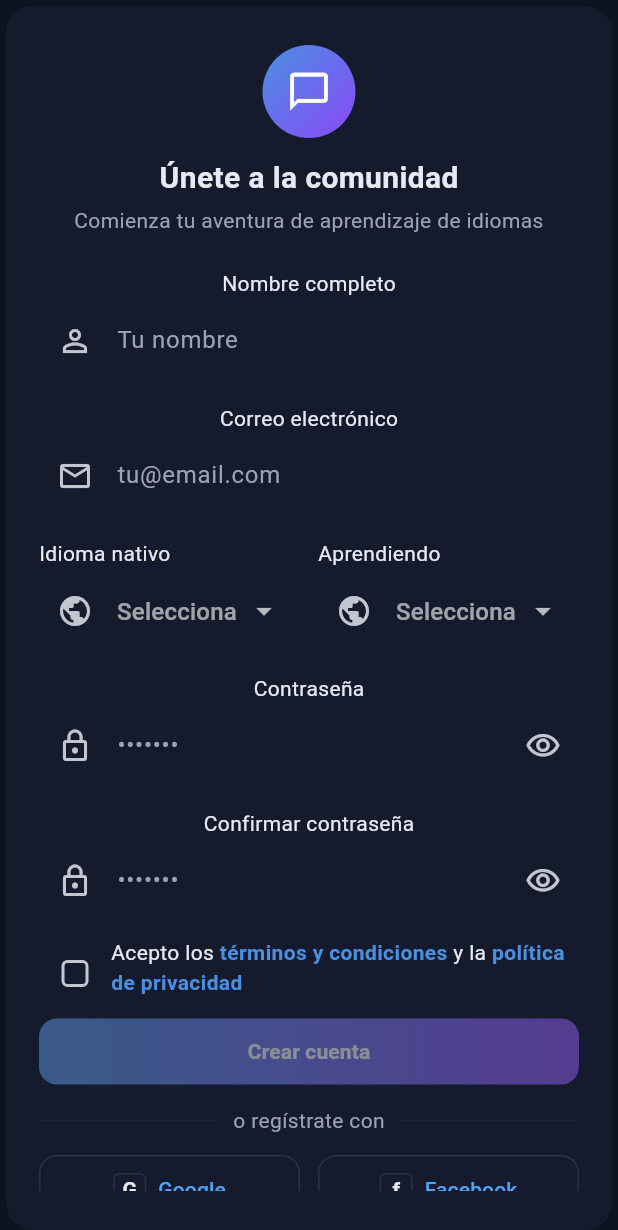
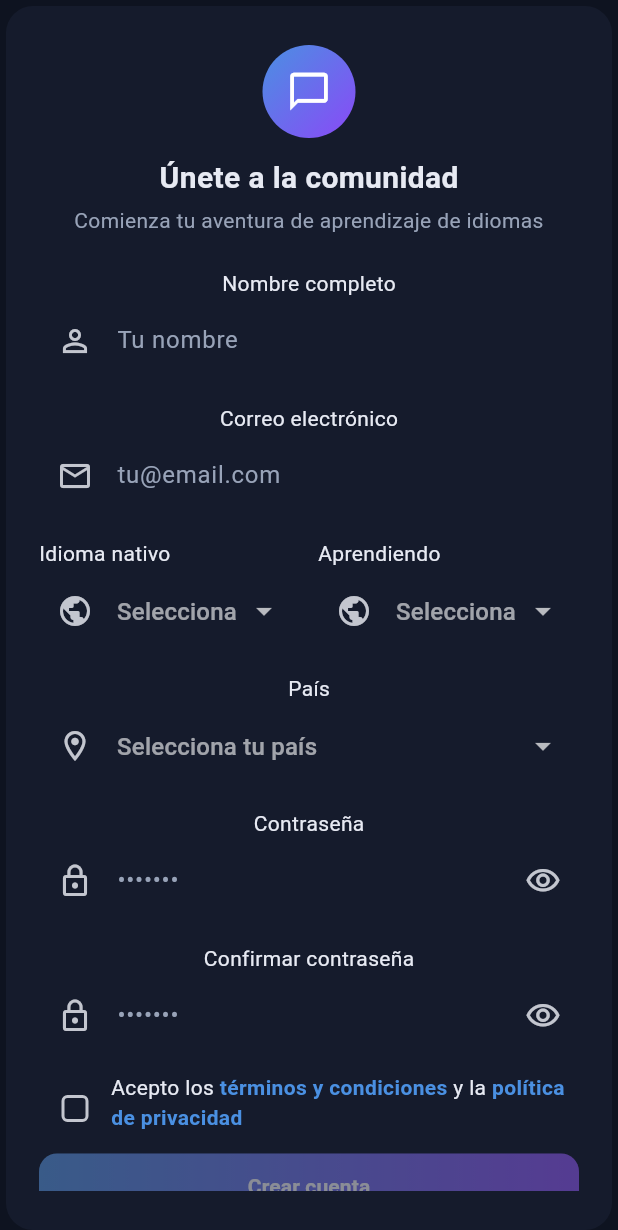
Before and after one commit to SpeakBuddyDevs/speakbuddy_Frontend, a Flutter app: the RegisterScreen screen opened by its route, on a phone screen of 412 x 824 dp. Shown: the top 1230 px of the screen. Run offline on Flutter 3.47's test engine with Material 3 defaults, Android fonts, the light colour scheme and no system bars; our stand-ins replace flutter_secure_storage, image_picker; accounts and stored records are empty.

Commit message:
feat: actualizar gestión de idiomas y filtros en la búsqueda de usuarios
- Se ha actualizado la URL de distribución de Gradle a la versión 8.11.1.
- Se ha añadido un nuevo mapeo de nombres a códigos de idiomas en AppLanguages para mejorar la gestión de filtros.
- Se han realizado cambios en FindFilters y ApiFindUsersRepository para incluir el país como filtro en las búsquedas.
- Se ha mejorado la pantalla de registro para incluir la selección del país y se han ajustado las validaciones correspondientes.
- Se han eliminado filtros obsoletos y se ha optimizado la lógica de búsqueda en el repositorio de usuarios.

```diff
--- /dev/null
+++ b/lib/constants/countries.dart
@@ -0,0 +1,24 @@
+/// Lista de países disponibles para el selector de registro y filtros.
+class AppCountries {
+  AppCountries._();
+
+  static const List<String> available = [
+    'España',
+    'México',
+    'Argentina',
+    'Colombia',
+    'Chile',
+    'Perú',
+    'Estados Unidos',
+    'Reino Unido',
+    'Francia',
+    'Alemania',
+    'Italia',
+    'Brasil',
+    'Portugal',
+    'Japón',
+    'China',
+    'Rusia',
+    'Otro',
+  ];
+}
--- a/lib/constants/languages.dart
+++ b/lib/constants/languages.dart
@@ -10,22 +10,45 @@ class AppLanguages {
     'ja': 'Japonés',
   };
 
+  /// Mapeo nombre → código para filtros (admite nombres en español e inglés)
+  static const Map<String, String> nameToCode = {
+    'Español': 'es',
+    'English': 'en',
+    'Inglés': 'en',
+    'Français': 'fr',
+    'Francés': 'fr',
+    'Deutsch': 'de',
+    'Alemán': 'de',
+    'Italiano': 'it',
+    'Portugués': 'pt',
+    'Chino': 'zh',
+    'Japonés': 'ja',
+  };
+
   /// Obtiene el nombre del idioma a partir de su código.
   /// Si el código no existe, retorna el código mismo.
   static String getName(String code) {
-    return codeToName[code] ?? code;
+    return codeToName[code.toLowerCase()] ?? code;
   }
 
   /// Retorna la lista de códigos de idiomas disponibles.
   static List<String> get availableCodes => codeToName.keys.toList();
 
-  /// Obtiene el código a partir del nombre del idioma (ej. "Español" → "ES").
-  /// Para usar con filtros que envían nombres a la API como isoCode en minúsculas.
+  /// Nombres de idiomas para filtros (alineados con nameToCode)
+  static List<String> get filterLanguageNames => nameToCode.keys.toList();
+
+  /// Idiomas soportados por el backend en la búsqueda (DataInitializer: es, en, fr, de, it)
+  static const List<String> searchFilterLanguageNames = [
+    'Español',
+    'Inglés',
+    'Francés',
+    'Alemán',
+    'Italiano',
+  ];
+
+  /// Obtiene el código a partir del nombre del idioma (ej. "Español" → "es").
   static String? getCodeFromName(String name) {
     if (name.isEmpty) return null;
-    for (final e in codeToName.entries) {
-      if (e.value == name) return e.key;
-    }
-    return null;
+    return nameToCode[name];
   }
 }
--- a/lib/repositories/fake_find_users_repository.dart
+++ b/lib/repositories/fake_find_users_repository.dart
@@ -283,9 +283,6 @@ class FakeFindUsersRepository implements FindUsersRepository {
 
     // Aplicar filtros
     if (filters != null) {
-      if (filters.onlineOnly) {
-        results = results.where((u) => u.isOnline).toList();
-      }
       if (filters.proOnly) {
         results = results.where((u) => u.isPro).toList();
       }
--- a/lib/repositories/find_users_repository.dart
+++ b/lib/repositories/find_users_repository.dart
@@ -7,7 +7,7 @@ import '../models/find_filters.dart';
 /// Sustituir FakeFindUsersRepository por ApiFindUsersRepository en find_screen.dart
 ///
 /// Endpoint: GET /api/users/search
-/// Query params: ?q=&page=&pageSize=&online=&pro=&minRating=&nativeLang=&targetLang=&country=
+/// Query params: ?q=&page=&size=&pro=&minRating=&nativeLang=&learningLang=&country=
 /// Response: { "users": FindUser[], "totalCount": int, "hasMore": bool }
 /// TODO(BE): Usar paginación offset (page, pageSize) o cursor según preferencia
 abstract class FindUsersRepository {
--- a/lib/screens/register_screen.dart
+++ b/lib/screens/register_screen.dart
@@ -9,6 +9,7 @@ import '../constants/routes.dart';
 import '../constants/dimensions.dart';
 import '../constants/languages.dart';
 import '../constants/language_ids.dart';
+import '../constants/countries.dart';
 
 class RegisterScreen extends StatefulWidget {
   const RegisterScreen({super.key});
@@ -27,6 +28,7 @@ class _RegisterScreenState extends State<RegisterScreen> {
 
   String? _nativeLang;
   String? _learningLang;
+  String? _country;
   bool _obscure1 = true;
   bool _obscure2 = true;
   bool _acceptTerms = false;
@@ -50,12 +52,18 @@ class _RegisterScreenState extends State<RegisterScreen> {
         return;
     }
 
+    if (_country == null || _country!.isEmpty) {
+        ScaffoldMessenger.of(context).showSnackBar(const SnackBar(content: Text('Selecciona tu país')));
+        return;
+    }
+
     final result = await _authService.register(
       _nameCtrl.text,
       _emailCtrl.text,
       _passCtrl.text,
       nativeId,
       learnId ?? 0,
+      _country!,
     );
 
     if (!mounted) return;
@@ -92,6 +100,8 @@ class _RegisterScreenState extends State<RegisterScreen> {
     if (!FormValidators.isFormValid(_formKey)) return false;
     return _nativeLang != null &&
         _learningLang != null &&
+        _country != null &&
+        _country!.isNotEmpty &&
         _acceptTerms;
   }
 
@@ -201,6 +211,25 @@ class _RegisterScreenState extends State<RegisterScreen> {
                           ),
                         ),
                       ]),
+                      const SizedBox(height: AppDimensions.spacingML),
+
+                      _label('País'),
+                      DropdownButtonFormField<String>(
+                        value: _country,
+                        items: AppCountries.available
+                            .map((country) => DropdownMenuItem(
+                                  value: country,
+                                  child: Text(country),
+                                ))
+                            .toList(),
+                        onChanged: (v) => setState(() => _country = v),
+                        decoration: const InputDecoration(
+                          prefixIcon: Icon(Icons.location_on_outlined),
+                          hintText: 'Selecciona tu país',
+                        ),
+                        validator: (v) =>
+                            (v == null || v.isEmpty) ? 'Selecciona tu país' : null,
+                      ),
                       const SizedBox(height: AppDimensions.spacingML),
 
                       _label('Contraseña'),
--- a/lib/services/auth_service.dart
+++ b/lib/services/auth_service.dart
@@ -103,6 +103,7 @@ class AuthService {
     String password,
     int nativeLangId,
     int learnLangId,
+    String country,
   ) async {
     final parts = name.trim().split(RegExp(r'\s+'));
     final firstName = parts.isNotEmpty ? parts.first : '';
@@ -115,6 +116,8 @@ class AuthService {
       'email': email.trim(),
       'password': password,
       'nativeLanguageId': nativeLangId,
+      if (learnLangId > 0) 'learningLanguageId': learnLangId,
+      'country': country.trim(),
     });
 
     try {
```
Also changed, not shown: lib/models/find_filters.dart (+2 -8 lines), lib/repositories/api_find_users_repository.dart (+27 -8 lines), lib/widgets/find/find_filters_bottom_sheet.dart (+6 -41 lines), lib/widgets/find/find_user_card.dart (+14 -20 lines), 1 other file.
